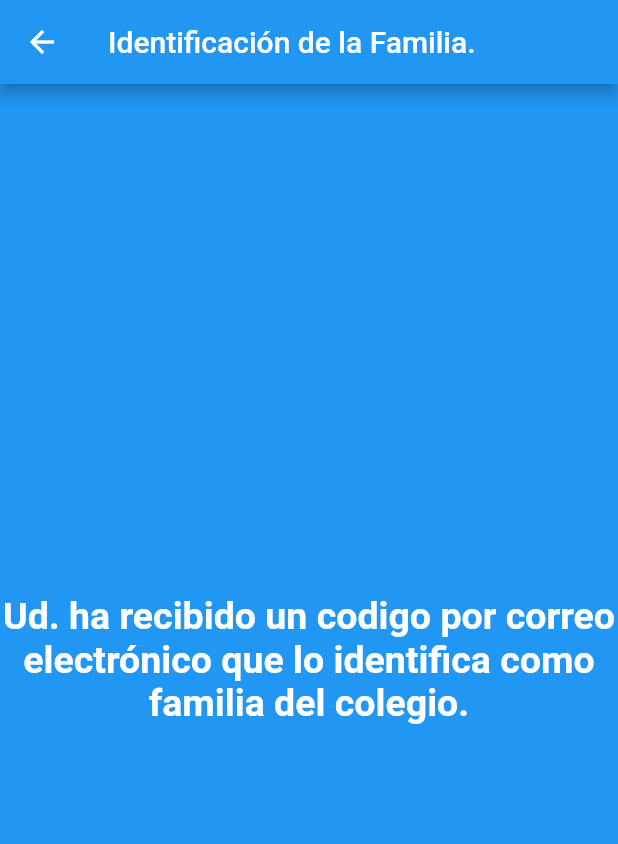
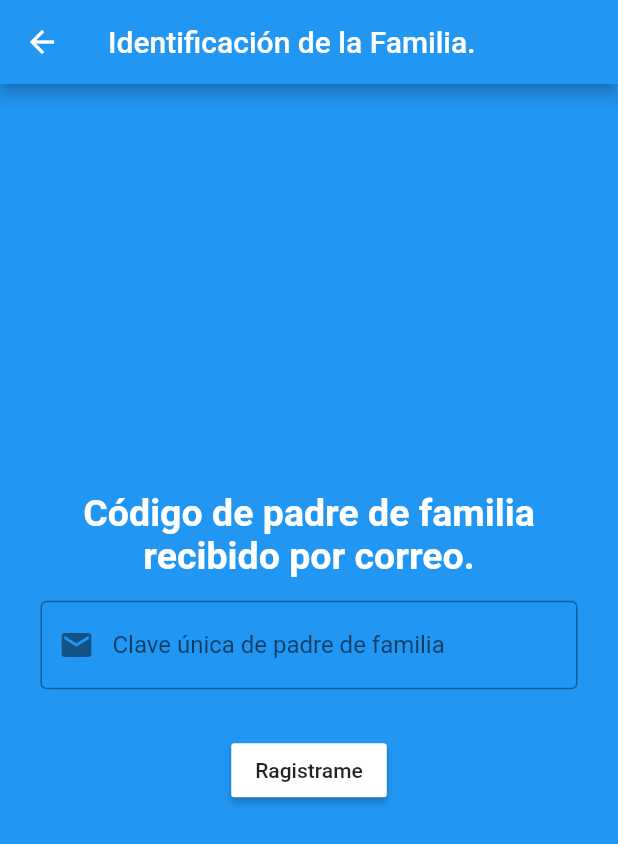
Before and after one commit to RomanRojano/montessori_app, a Flutter app: the screen it shows after launch, after a tap on the "settings" icon, on a phone screen of 412 x 824 dp. Shown: the top 844 px of the screen. Run offline on Flutter 3.47's test engine with Material 2 defaults, Android fonts, the phone set to English and light mode, and no system bars; our stand-ins replace carousel_pro; network calls fail.

```diff
--- a/lib/main.dart
+++ b/lib/main.dart
@@ -2,6 +2,7 @@ import 'package:flutter/material.dart';
 import './screens/home_screen.dart';
 import './screens/products_overview_screen.dart';
 import './screens/product_detail_screen.dart';
+import './screens/product_multiple_detail_screen.dart';
 import './screens/Configuracion_Screen.dart';
 import './providers/products.dart';
 import 'package:provider/provider.dart' ;
@@ -28,6 +29,7 @@ class MyApp extends StatelessWidget {
           ProductsOverviewScreen.routeName: (ctx) => ProductsOverviewScreen(),
           ProductDetailScreen.routeName: (ctx) => ProductDetailScreen(),
           ConfiguracionScreen.routeName: (ctx) => ConfiguracionScreen(),
+          ProductMultipleDetailScreen.routeName: (ctx) => ProductMultipleDetailScreen(),
         },
       ),
     );
--- a/lib/models/product.dart
+++ b/lib/models/product.dart
@@ -6,7 +6,7 @@ class Product {
   final String description;
   final double price;
   final String imageUrl;
-  bool isFavorite;
+  final bool multiple;
 
   Product({
     @required this.id,
@@ -14,6 +14,6 @@ class Product {
     @required this.description,
     @required this.price,
     @required this.imageUrl,
-    this.isFavorite = false,
+    @required this.multiple,
   });
 }
--- a/lib/providers/products.dart
+++ b/lib/providers/products.dart
@@ -9,6 +9,7 @@ class Products with ChangeNotifier {
       description: 'Descripcion de Santa Cruz',
       price: 580,
       imageUrl: 'https://s3.amazonaws.com/uifaces/faces/twitter/namankreative/128.jpg',
+      multiple: true,
     ),
     Product(
       id: 'd2',
@@ -16,6 +17,7 @@ class Products with ChangeNotifier {
       description: 'Descripcion de Santa Monica',
       price: 580,
       imageUrl: 'https://s3.amazonaws.com/uifaces/faces/twitter/sasha_shestakov/128.jpg',
+      multiple:  false,
     ),
     Product(
       id: 'd3',
@@ -23,6 +25,7 @@ class Products with ChangeNotifier {
       description: 'Descripcion de Santa Maria',
       price: 580,
       imageUrl: 'https://s3.amazonaws.com/uifaces/faces/twitter/matkins/128.jpg',
+      multiple:  false,
     ),
     Product(
       id: 'd4',
@@ -30,6 +33,7 @@ class Products with ChangeNotifier {
       description: 'Descripcion de Santa Ana',
       price: 580,
       imageUrl: 'https://s3.amazonaws.com/uifaces/faces/twitter/manigm/128.jpg',
+      multiple:  false,
     ),
     Product(
       id: 'd5',
@@ -37,6 +41,7 @@ class Products with ChangeNotifier {
       description: 'Descripcion de Santa Patricia',
       price: 580,
       imageUrl: 'https://s3.amazonaws.com/uifaces/faces/twitter/jay_wilburn/128.jpg',
+      multiple:  false,
     ),
   ];
 
--- a/lib/screens/Configuracion_Screen.dart
+++ b/lib/screens/Configuracion_Screen.dart
@@ -1,8 +1,13 @@
 import 'package:flutter/material.dart';
+import '../screens/home_screen.dart';
 
 class ConfiguracionScreen extends StatelessWidget {
 
   static const routeName = './configuracion';
+
+  selectHomePageScreen(BuildContext context) {
+    Navigator.of(context).pushNamed(HomePageScreen.routeName);
+  }
 
   @override
   Widget build(BuildContext context) {
@@ -11,12 +16,41 @@ class ConfiguracionScreen extends StatelessWidget {
         title: Text('Identificación de la Familia.'),
       ),
       body: Center(
-        child: Text('Ud. ha recibido un codigo por correo electrónico que lo identifica como familia del colegio.',
-          textAlign: TextAlign.center,
-          style: TextStyle(
-              fontWeight: FontWeight.bold,
-              fontSize: 25,
-              color: Colors.white
+        child: Padding(
+          padding: EdgeInsets.all(12.0),
+          child: Column(
+            mainAxisAlignment: MainAxisAlignment.center,
+            children: <Widget>[
+              Text('Código de padre de familia recibido por correo.',
+                textAlign: TextAlign.center,
+                style: TextStyle(
+                  fontWeight: FontWeight.bold,
+                  fontSize: 25,
+                  color: Colors.white
+              ),
+            ),
+              Padding(
+                padding: EdgeInsets.all(15.0),
+                child: TextField(
+                  obscureText: false,
+                  decoration: InputDecoration(
+                    prefixIcon: Icon(Icons.mail),
+                    border: OutlineInputBorder(
+                    ),
+                    labelText: 'Clave única de padre de familia',
+                  ),
+                ),
+              ),
+              Padding(
+                padding: EdgeInsets.all(15.0),
+                child:
+                  RaisedButton(
+                    onPressed: () => selectHomePageScreen(context),
+                    child: Text('Ragistrame'),
+                    color: Colors.white,
+                  ),
+              ),
+          ],
           ),
         ),
       ),
--- a/lib/screens/home_screen.dart
+++ b/lib/screens/home_screen.dart
@@ -11,6 +11,9 @@ class HomePageScreen extends StatelessWidget {
   }
   selectConfiguracionScreen(BuildContext context) {
     Navigator.of(context).pushNamed(ConfiguracionScreen.routeName);
+  }
+  selectHomePageScreen(BuildContext context) {
+    Navigator.of(context).pushNamed(HomePageScreen.routeName);
   }
 
   @override
--- a/pubspec.yaml
+++ b/pubspec.yaml
@@ -23,6 +23,7 @@ dependencies:
   # The following adds the Cupertino Icons font to your application.
   # Use with the CupertinoIcons class for iOS style icons.
   cupertino_icons: ^0.1.2
+  carousel_pro: ^1.0.0
 
   provider: ^3.0.0
 
```
Also changed, not shown: lib/screens/product_multiple_detail_screen.dart (added, +89 -0 lines), lib/screens/products_overview_screen.dart (+37 -15 lines), pubspec.lock.
